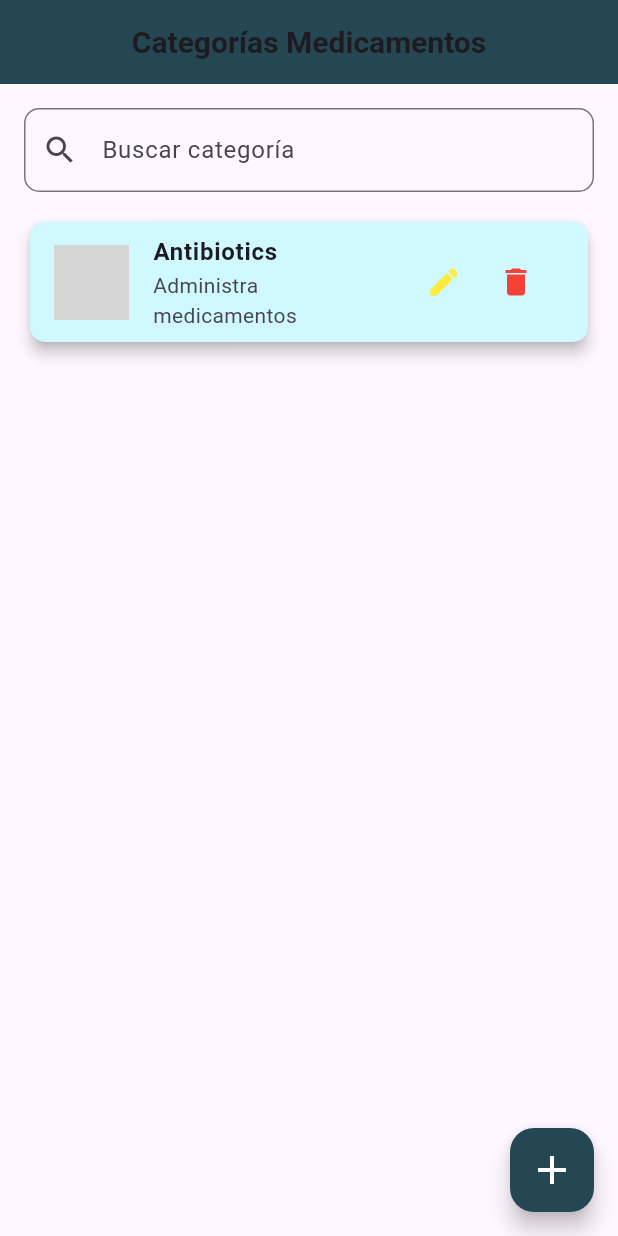
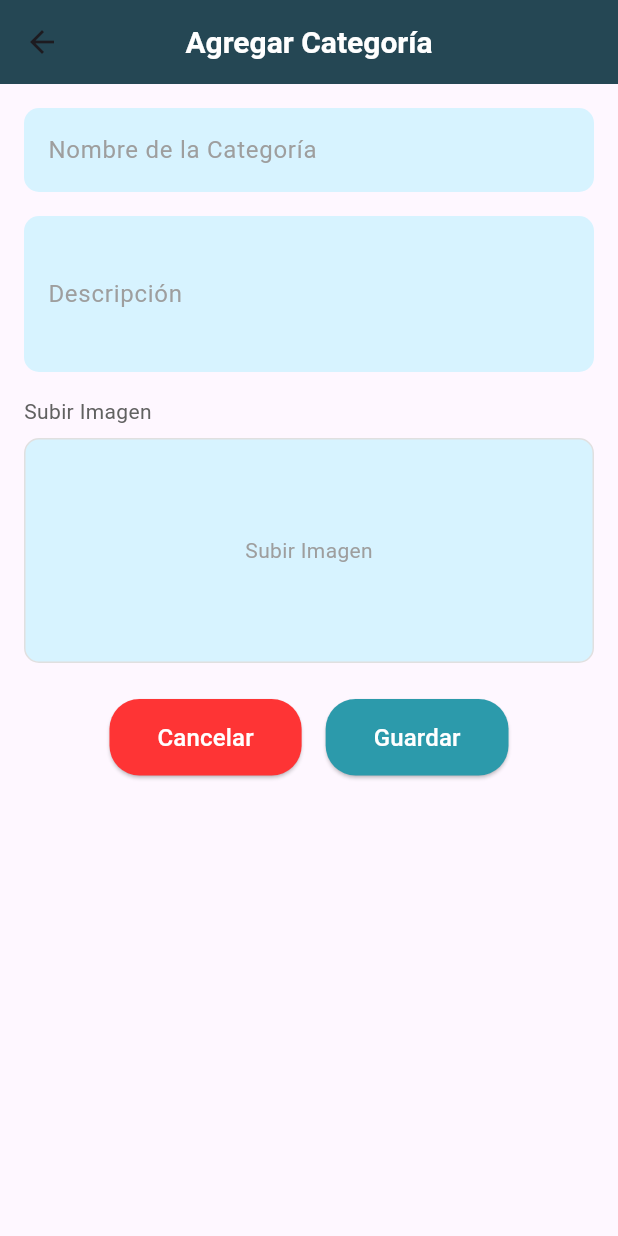
Before and after one commit to NoemiQuintanilla/proyecto_hospital, a Flutter app: the screen it shows after launch, after a tap on the "add" icon, on a phone screen of 412 x 824 dp. Run offline on Flutter 3.47's test engine with Material 3 defaults, Android fonts, the phone set to English and light mode, and no system bars; grey boxes are pictures that could not be loaded.

Commit message:
realice la vista de la categoria y el formulario para agregar la categoria

```diff
--- /dev/null
+++ b/lib/agregarCategoria.dart
@@ -0,0 +1,123 @@
+import 'package:flutter/material.dart';
+
+class AgregarCategoria extends StatelessWidget {
+  const AgregarCategoria({super.key});
+
+  @override
+  Widget build(BuildContext context) {
+    return Scaffold(
+      appBar: AppBar(
+        title: const Text("Agregar Categoría"),
+        centerTitle: true,
+        titleTextStyle: const TextStyle(
+          color: Colors.white, // Color del texto
+          fontSize: 20, // Tamaño de la fuente
+          fontWeight: FontWeight.bold, // Grosor de la fuente
+          fontFamily: 'Roboto', // Familia de la fuente
+        ),
+        backgroundColor: const Color(0xFF254754),
+      ),
+      body: SingleChildScrollView(
+        padding: const EdgeInsets.all(16.0),
+        child: Column(
+          crossAxisAlignment: CrossAxisAlignment.start,
+          children: [
+            const TextField(
+              decoration: InputDecoration(
+                labelText: "Nombre de la Categoría",
+                labelStyle: TextStyle(color: Color(0xFF9E9E9E)),
+                filled: true,
+                fillColor: Color.fromARGB(
+                    255, 215, 243, 255), // Fondo similar al estilo
+                border: OutlineInputBorder(
+                  borderSide: BorderSide.none,
+                  borderRadius: BorderRadius.all(Radius.circular(10)),
+                ),
+              ),
+            ),
+            const SizedBox(height: 16),
+            const TextField(
+              maxLines: 3,
+              decoration: InputDecoration(
+                labelText: "Descripción",
+                labelStyle: TextStyle(color: Color(0xFF9E9E9E)),
+                filled: true,
+                fillColor: Color.fromARGB(
+                    255, 215, 243, 255), // Fondo similar al estilo
+                border: OutlineInputBorder(
+                  borderSide: BorderSide.none,
+                  borderRadius: BorderRadius.all(Radius.circular(10)),
+                ),
+              ),
+            ),
+            const SizedBox(height: 16),
+            const Text(
+              "Subir Imagen",
+              style: TextStyle(
+                fontSize: 14,
+                color: Color(0xFF616161),
+              ),
+            ),
+            const SizedBox(height: 8),
+            Container(
+              height: 150,
+              width: double.infinity,
+              decoration: BoxDecoration(
+                color: const Color.fromARGB(255, 215, 243, 255),
+                borderRadius: BorderRadius.circular(10),
+                border: Border.all(color: Colors.grey.shade300),
+              ),
+              child: const Center(
+                child: Text(
+                  "Subir Imagen",
+                  style: TextStyle(color: Color(0xFF9E9E9E)),
+                ),
+              ),
+            ),
+            const SizedBox(height: 24),
+            Row(
+              mainAxisAlignment: MainAxisAlignment.center,
+              children: [
+                ElevatedButton(
+                  style: ElevatedButton.styleFrom(
+                    backgroundColor: const Color(0xFFfe3435),
+                    padding: const EdgeInsets.symmetric(
+                        vertical: 14, horizontal: 32), // Tamaño del botón
+                    shape: RoundedRectangleBorder(
+                      borderRadius: BorderRadius.circular(20),
+                    ),
+                  ),
+                  onPressed: () {
+                    Navigator.pop(context); // Acción al cancelar
+                  },
+                  child: const Text(
+                    "Cancelar",
+                    style: TextStyle(fontSize: 16, color: Colors.white),
+                  ),
+                ),
+                const SizedBox(width: 16), // Espacio entre los botones
+                ElevatedButton(
+                  style: ElevatedButton.styleFrom(
+                    backgroundColor: const Color(0xFF2c9aab),
+                    padding: const EdgeInsets.symmetric(
+                        vertical: 14, horizontal: 32), // Tamaño del botón
+                    shape: RoundedRectangleBorder(
+                      borderRadius: BorderRadius.circular(20),
+                    ),
+                  ),
+                  onPressed: () {
+                    // Acción al guardar la categoría
+                  },
+                  child: const Text(
+                    "Guardar",
+                    style: TextStyle(fontSize: 16, color: Colors.white),
+                  ),
+                ),
+              ],
+            ),
+          ],
+        ),
+      ),
+    );
+  }
+}
--- a/lib/database_helper.dart
+++ /dev/null
@@ -1,85 +0,0 @@
-import 'dart:async';
-import 'package:sqflite/sqflite.dart';
-import 'package:path/path.dart';
-
-class DatabaseHelper {
-  static final DatabaseHelper _instance = DatabaseHelper._internal();
-  factory DatabaseHelper() => _instance;
-  static Database? _database;
-
-  DatabaseHelper._internal();
-
-  Future<Database> get database async {
-    if (_database != null) return _database!;
-    _database = await _initDatabase();
-    return _database!;
-  }
-
-  Future<Database> _initDatabase() async {
-    String databasesPath = await getDatabasesPath();
-    String path = join(databasesPath, 'hospital.db');
-    return await openDatabase(
-      path,
-      version: 1,
-      onCreate: _onCreate,
-    );
-  }
-
-  Future<void> _onCreate(Database db, int version) async {
-    await db.execute('''
-      CREATE TABLE categories (
-        id INTEGER PRIMARY KEY,
-        name TEXT,
-        imageUrl TEXT
-      )
-    ''');
-    await db.execute('''
-      CREATE TABLE medicines (
-        id INTEGER PRIMARY KEY,
-        name TEXT,
-        categoryId INTEGER,
-        FOREIGN KEY (categoryId) REFERENCES categories (id)
-      )
-    ''');
-    await insertInitialData();
-  }
-
-  Future<void> insertInitialData() async {
-    Database db = await database;
-    // Insert categories with image URLs (ensure the images are in the correct folder)
-    await db.insert('categories', {
-      'id': 1,
-      'name': 'Antibiotics',
-      'imageUrl': 'assets/images/imagen1.png',  // Ensure image path is correct
-    });
-    await db.insert('medicines', {
-      'id': 1,
-      'name': 'Amoxicillin',
-      'categoryId': 1,
-    });
-  }
-
-  Future<int> insertCategory(Map<String, dynamic> row) async {
-    Database db = await database;
-    return await db.insert('categories', row);
-  }
-
-  Future<int> insertMedicine(Map<String, dynamic> row) async {
-    Database db = await database;
-    return await db.insert('medicines', row);
-  }
-
-  Future<List<Map<String, dynamic>>> getMedicinesByCategory(int categoryId) async {
-    Database db = await database;
-    return await db.query(
-      'medicines',
-      where: 'categoryId = ?',
-      whereArgs: [categoryId],
-    );
-  }
-
-  Future<List<Map<String, dynamic>>> getCategories() async {
-    Database db = await database;
-    return await db.query('categories');
-  }
-}
--- a/lib/main.dart
+++ b/lib/main.dart
@@ -1,5 +1,8 @@
 import 'package:flutter/material.dart';
+import 'package:flutter_hospital/agregarCategoria.dart';
+import 'package:flutter_hospital/agregarMedicamento.dart';
 import 'package:flutter_hospital/vistaCategorias.dart';
+import 'package:flutter_hospital/vistaMedicinas.dart';
 
 void main() {
   runApp(MyApp());
@@ -13,7 +16,10 @@
       theme: ThemeData(primarySwatch: Colors.blue),
       initialRoute: '/',
       routes: {
-        '/': (context) => CategoryList(),
+        '/': (context) => VistaCategorias(),
+        '/agregarCategoria': (context) => AgregarCategoria(),
+        '/vistaMedicinas': (context) => VistaMedicinas(),
+        '/agregarMedicamento': (context) => AgregarMedicamento(),
       },
     );
   }
--- a/lib/vistaCategorias.dart
+++ b/lib/vistaCategorias.dart
@@ -1,36 +1,34 @@
 import 'package:flutter/material.dart';
-import 'package:flutter_hospital/database_helper.dart';
-import 'package:flutter_hospital/vistaMedicinas.dart';
 
-class CategoryList extends StatelessWidget {
-  final dbHelper = DatabaseHelper();
+class VistaCategorias extends StatelessWidget {
+  const VistaCategorias({super.key});
 
   @override
   Widget build(BuildContext context) {
     return Scaffold(
       appBar: AppBar(
-        title: const Text(
-          "Categorías Medicamentos",
-          style: TextStyle(
-            fontSize: 20,
-            fontWeight: FontWeight.bold,
-            fontFamily: 'Roboto',
-          ),
+        title: const Text("Categorías Medicamentos"),
+        centerTitle: true,
+        titleTextStyle: const TextStyle(
+          color: Color.fromARGB(255, 255, 255, 255), // Color del texto
+          fontSize: 20, // Tamaño de la fuente
+          fontWeight: FontWeight.bold, // Grosor de la fuente
+          fontFamily: 'Roboto', // Familia de la fuente
         ),
-        centerTitle: true,
         backgroundColor: const Color(0xFF254754),
       ),
       body: Padding(
         padding: const EdgeInsets.all(16.0),
         child: Column(
           children: [
-            // Buscador
+            // Buscador (TextField)
             TextField(
               decoration: InputDecoration(
                 labelText: 'Buscar categoría',
                 prefixIcon: const Icon(Icons.search),
                 border: OutlineInputBorder(
                   borderRadius: BorderRadius.circular(10),
+                  borderSide: const BorderSide(color: Color(0xFF49b6c7)),
                 ),
                 focusedBorder: OutlineInputBorder(
                   borderRadius: BorderRadius.circular(10),
@@ -38,87 +36,51 @@ class CategoryList extends StatelessWidget {
                 ),
               ),
               onChanged: (text) {
-                // Implementar búsqueda
+                // Aquí agregarías la lógica para filtrar las tarjetas
+                // con base en el texto ingresado en el buscador
               },
             ),
-            const SizedBox(height: 16),
+            const SizedBox(height: 16), // Espacio entre el buscador y la lista
             Expanded(
-              child: FutureBuilder<List<Map<String, dynamic>>>(
-                future: dbHelper.getCategories(),
-                builder: (context, snapshot) {
-                  if (snapshot.connectionState == ConnectionState.waiting) {
-                    return const Center(child: CircularProgressIndicator());
-                  } else if (snapshot.hasError) {
-                    return Center(child: Text('Error: ${snapshot.error}'));
-                  } else if (!snapshot.hasData || snapshot.data!.isEmpty) {
-                    return const Center(child: Text('No categories found'));
-                  } else {
-                    return ListView(
-                      children: snapshot.data!.map((category) {
-                        return Card(
-                          elevation: 4,
-                          shape: RoundedRectangleBorder(
-                            borderRadius: BorderRadius.circular(10),
-                          ),
-                          color: const Color.fromARGB(255, 208, 249, 255),
-                          child: ListTile(
-                            onTap: () {
-                              Navigator.push(
-                                context,
-                                MaterialPageRoute(
-                                  builder: (context) =>
-                                      MedicineList(categoryId: category['id']),
-                                ),
-                              );
-                            },
-                            leading: ClipRRect(
-                              borderRadius: BorderRadius.circular(8),
-                              child: category['imageUrl'] != null
-                                  ? Image.asset(
-                                      'assets/images/${category['imageUrl']}', // Asegúrate de que la ruta sea correcta
-                                      width: 50,
-                                      height: 50,
-                                      fit: BoxFit.cover,
-                                    )
-                                  : const Icon(
-                                      Icons.image_not_supported,
-                                      size: 50,
-                                      color: Colors.grey,
-                                    ),
-                            ),
-                            title: Text(
-                              category['name'],
-                              style: const TextStyle(
-                                fontSize: 16,
-                                fontWeight: FontWeight.bold,
-                              ),
-                            ),
-                            subtitle: const Text('Administra medicamentos'),
-                            trailing: Row(
-                              mainAxisSize: MainAxisSize.min,
-                              children: [
-                                IconButton(
-                                  icon: const Icon(Icons.edit,
-                                      color: Colors.yellow),
-                                  onPressed: () {
-                                    // Navegar a la pantalla de edición
-                                  },
-                                ),
-                                IconButton(
-                                  icon: const Icon(Icons.delete,
-                                      color: Colors.red),
-                                  onPressed: () {
-                                    // Mostrar cuadro de diálogo de confirmación
-                                  },
-                                ),
-                              ],
-                            ),
-                          ),
-                        );
-                      }).toList(),
-                    );
-                  }
-                },
+              child: ListView(
+                children: [
+                  _buildListCard(
+                      context,
+                      'assets/images/imagen1.png',
+                      'Antibióticos',
+                      'Administra antibióticos',
+                      '/vistaMedicinas'),
+                  _buildListCard(
+                      context,
+                      'assets/images/imagen2.png',
+                      'Analgésicos',
+                      'Administra analgésicos',
+                      '/rutaAnalgesicos'),
+                  _buildListCard(
+                      context,
+                      'assets/images/imagen3.png',
+                      'Antiinflamatorios',
+                      'Administra antiinflamatorios',
+                      '/rutaAntiinflamatorios'),
+                  _buildListCard(
+                      context,
+                      'assets/images/imagen4.png',
+                      'Antidepresivos',
+                      'Administra antidepresivos',
+                      '/rutaAntidepresivos'),
+                  _buildListCard(
+                      context,
+                      'assets/images/imagen5.png',
+                      'Antialérgicos',
+                      'Administra antialérgicos',
+                      '/rutaAntialergicos'),
+                  _buildListCard(
+                      context,
+                      'assets/images/imagen6.png',
+                      'Antipiréticos',
+                      'Administra antipiréticos',
+                      '/rutaAntipireticos'),
+                ],
               ),
             ),
           ],
@@ -126,10 +88,93 @@ class CategoryList extends StatelessWidget {
       ),
       floatingActionButton: FloatingActionButton(
         onPressed: () {
-          // Navegar a la pantalla de agregar categorías
+          // Acción al presionar el botón
+          Navigator.pushNamed(
+              context, '/agregarCategoria'); // Cambia a tu ruta deseada
         },
-        backgroundColor: const Color(0xFF254754),
-        child: const Icon(Icons.add, size: 32, color: Colors.white),
+        backgroundColor: const Color(0xFF254754), // Color del botón
+        child: const Icon(Icons.add,
+            color: Colors.white, size: 32), // Icono del botón
+      ),
+    );
+  }
+
+  // Función para crear una tarjeta en formato de lista
+  Widget _buildListCard(BuildContext context, String imagePath, String title,
+      String subtitle, String routeName) {
+    return Card(
+      elevation: 4, // Sombra de la tarjeta
+      shape: RoundedRectangleBorder(
+        borderRadius: BorderRadius.circular(10), // Bordes redondeados
+      ),
+      color: const Color.fromARGB(
+          255, 215, 243, 255), // Color de fondo de la tarjeta
+      child: ListTile(
+        onTap: () {
+          Navigator.pushNamed(context, routeName); // Navegación a otra ruta
+        },
+        leading: ClipRRect(
+          borderRadius: BorderRadius.circular(8),
+          child: Image.asset(
+            imagePath,
+            fit: BoxFit.cover,
+            width: 48,
+            height: 48,
+          ),
+        ),
+        title: Text(
+          title,
+          style: const TextStyle(
+            fontSize: 16,
+            fontWeight: FontWeight.bold,
+          ),
+        ),
+        subtitle: Text(subtitle),
+        trailing: Row(
+          mainAxisSize: MainAxisSize.min, // Ajusta el ancho al contenido
+          children: [
+            IconButton(
+              icon: const Icon(Icons.edit,
+                  color: Color.fromARGB(255, 251, 255, 35)),
+              onPressed: () {
+                // Acción de editar
+                Navigator.pushNamed(context,
+                    '/rutaEditar'); // Cambia la ruta según sea necesario
+              },
+            ),
+            IconButton(
+              icon: const Icon(Icons.delete, color: Colors.red),
+              onPressed: () {
+                // Acción de eliminar
+                showDialog(
+                  context: context,
+                  builder: (BuildContext context) {
+                    return AlertDialog(
+                      title: const Text('Confirmar eliminación'),
+                      content: const Text(
+                          '¿Estás seguro de que quieres eliminar esta categoría?'),
+                      actions: <Widget>[
+                        TextButton(
+                          child: const Text('Cancelar'),
+                          onPressed: () {
+                            Navigator.of(context).pop();
+                          },
+                        ),
+                        TextButton(
+                          child: const Text('Eliminar'),
+                          onPressed: () {
+                            // Lógica de eliminación
+                            Navigator.of(context).pop();
+                          },
+                        ),
+                      ],
+                    );
+                  },
+                );
+              },
+            ),
+          ],
+        ),
       ),
     );
   }
```
Also changed, not shown: flutter_medicine_app/pubspec.yaml (deleted, +0 -25 lines), lib/agregarMedicamento.dart (+2 -29 lines), lib/vistaMedicinas.dart (+15 -75 lines), flutter_medicine_app/pubspec.lock (deleted), 1 other file.
